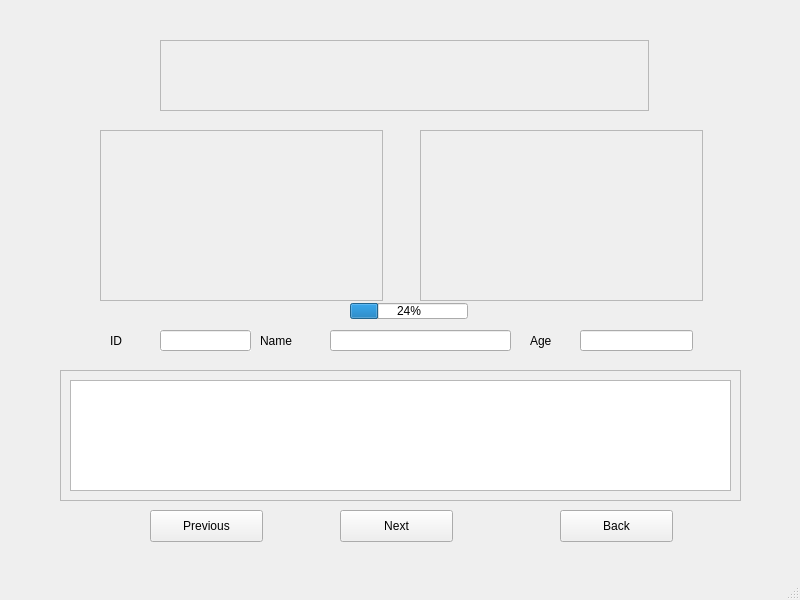
This is subwidget/subwidget.ui in bchuh/StarWars-Companion as Qt 5 draws it before an edit. The edited form follows.
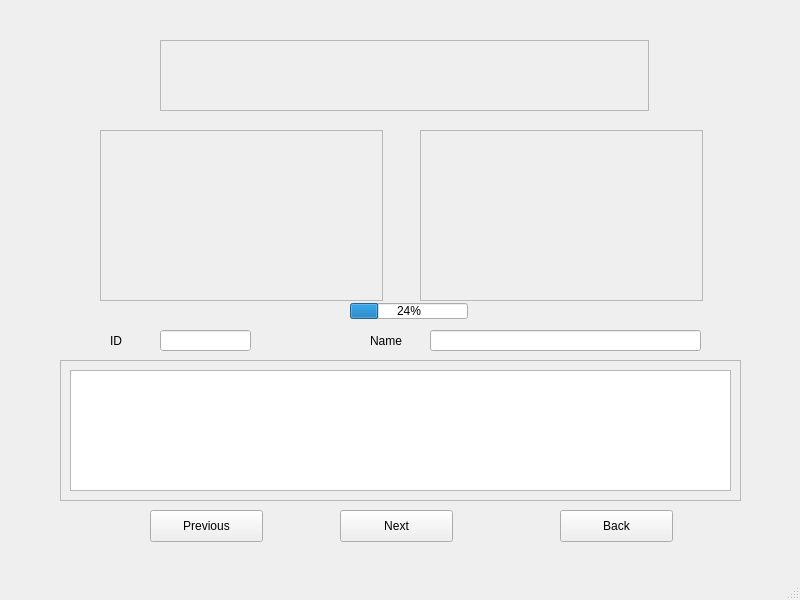
This is the edited form.

```diff
--- a/subwidget/subwidget.ui
+++ b/subwidget/subwidget.ui
@@ -20,9 +20,9 @@
    <widget class="QLineEdit" name="lineEdit_2">
     <property name="geometry">
      <rect>
-      <x>330</x>
+      <x>430</x>
       <y>330</y>
-      <width>181</width>
+      <width>271</width>
       <height>21</height>
      </rect>
     </property>
@@ -39,7 +39,7 @@
    <widget class="QLabel" name="label_2">
     <property name="geometry">
      <rect>
-      <x>260</x>
+      <x>370</x>
       <y>320</y>
       <width>61</width>
       <height>41</height>
@@ -72,9 +72,9 @@
     <property name="geometry">
      <rect>
       <x>60</x>
-      <y>370</y>
+      <y>360</y>
       <width>681</width>
-      <height>131</height>
+      <height>141</height>
      </rect>
     </property>
     <property name="autoFillBackground">
@@ -92,7 +92,7 @@
        <x>0</x>
        <y>0</y>
        <width>679</width>
-       <height>129</height>
+       <height>139</height>
       </rect>
      </property>
      <layout class="QVBoxLayout" name="verticalLayout">
@@ -211,32 +211,6 @@
      <enum>QFrame::Raised</enum>
     </property>
    </widget>
-   <widget class="QLineEdit" name="lineEdit_3">
-    <property name="geometry">
-     <rect>
-      <x>580</x>
-      <y>330</y>
-      <width>113</width>
-      <height>21</height>
-     </rect>
-    </property>
-    <property name="alignment">
-     <set>Qt::AlignCenter</set>
-    </property>
-   </widget>
-   <widget class="QLabel" name="label_3">
-    <property name="geometry">
-     <rect>
-      <x>530</x>
-      <y>320</y>
-      <width>41</width>
-      <height>41</height>
-     </rect>
-    </property>
-    <property name="text">
-     <string>Age</string>
-    </property>
-   </widget>
    <widget class="QProgressBar" name="progressBar">
     <property name="geometry">
      <rect>
```
Left out of the diff: 2 changed lines with no effect on the pictures.
